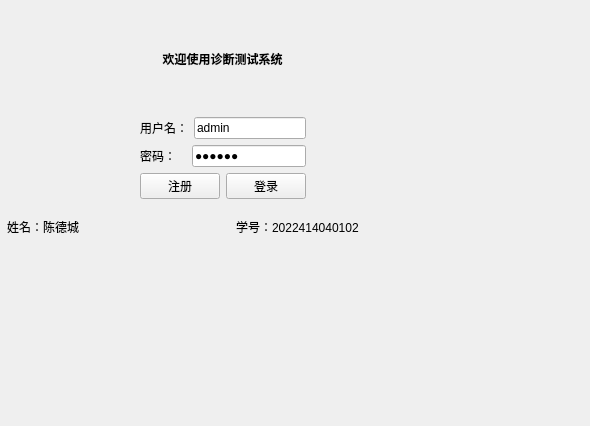
Qt form loginview.ui (zhuguotiao/Lab) before a commit.
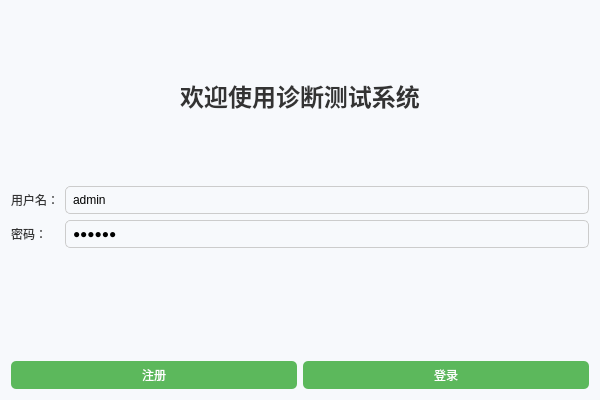
The same form after that commit.

The edit to the form file:
```diff
--- a/loginview.ui
+++ b/loginview.ui
@@ -9,40 +9,45 @@
    <rect>
     <x>0</x>
     <y>0</y>
-    <width>590</width>
-    <height>426</height>
+    <width>600</width>
+    <height>400</height>
    </rect>
   </property>
   <property name="windowTitle">
    <string>登录</string>
   </property>
-  <widget class="QWidget" name="layoutWidget">
-   <property name="geometry">
-    <rect>
-     <x>7</x>
-     <y>7</y>
-     <width>431</width>
-     <height>241</height>
-    </rect>
-   </property>
-   <layout class="QVBoxLayout" name="verticalLayout_2">
-    <item>
-     <spacer name="verticalSpacer_2">
-      <property name="orientation">
-       <enum>Qt::Orientation::Vertical</enum>
-      </property>
-      <property name="sizeHint" stdset="0">
-       <size>
-        <width>20</width>
-        <height>40</height>
-       </size>
-      </property>
-     </spacer>
-    </item>
+  <property name="styleSheet">
+   <string>
+    QWidget {
+        background-color: #f7f9fc;
+        font-family: Arial, sans-serif;
+    }
+    QLabel {
+        color: #333;
+    }
+    QPushButton {
+        background-color: #5cb85c;
+        color: white;
+        border-radius: 5px;
+        padding: 5px;
+    }
+    QPushButton:hover {
+        background-color: #4cae4c;
+    }
+    QLineEdit {
+        border: 1px solid #ccc;
+        border-radius: 5px;
+        padding: 5px;
+    }
+   </string>
+  </property>
+  <layout class="QVBoxLayout" name="mainLayout">
     <item>
      <widget class="QLabel" name="label">
       <property name="font">
        <font>
+       <family>Arial</family>
+       <pointsize>18</pointsize>
         <bold>true</bold>
        </font>
       </property>
@@ -55,88 +60,48 @@
      </widget>
     </item>
     <item>
-     <spacer name="verticalSpacer">
-      <property name="orientation">
-       <enum>Qt::Orientation::Vertical</enum>
-      </property>
-      <property name="sizeHint" stdset="0">
-       <size>
-        <width>20</width>
-        <height>40</height>
-       </size>
-      </property>
-     </spacer>
-    </item>
-    <item>
-     <layout class="QHBoxLayout" name="horizontalLayout_4">
-      <item>
-       <spacer name="horizontalSpacer">
-        <property name="orientation">
-         <enum>Qt::Orientation::Horizontal</enum>
-        </property>
-        <property name="sizeHint" stdset="0">
-         <size>
-          <width>40</width>
-          <height>20</height>
-         </size>
-        </property>
-       </spacer>
-      </item>
-      <item>
-       <layout class="QVBoxLayout" name="verticalLayout">
-        <item>
-         <layout class="QHBoxLayout" name="horizontalLayout">
-          <item>
-           <widget class="QLabel" name="label_2">
+    <layout class="QFormLayout" name="formLayout">
+     <item row="0" column="0">
+      <widget class="QLabel" name="label_username">
             <property name="text">
              <string>用户名：</string>
             </property>
            </widget>
           </item>
-          <item>
+     <item row="0" column="1">
            <widget class="QLineEdit" name="inputUsername">
-            <property name="minimumSize">
-             <size>
-              <width>100</width>
-              <height>20</height>
-             </size>
-            </property>
             <property name="text">
              <string>admin</string>
             </property>
-           </widget>
-          </item>
-         </layout>
-        </item>
-        <item>
-         <layout class="QHBoxLayout" name="horizontalLayout_2">
-          <item>
-           <widget class="QLabel" name="label_3">
+       <property name="placeholderText">
+        <string>请输入用户名</string>
+       </property>
+      </widget>
+     </item>
+     <item row="1" column="0">
+      <widget class="QLabel" name="label_password">
             <property name="text">
-             <string>密码：   </string>
+        <string>密码：</string>
             </property>
            </widget>
           </item>
-          <item>
+     <item row="1" column="1">
            <widget class="QLineEdit" name="inputPasswd">
-            <property name="minimumSize">
-             <size>
-              <width>100</width>
-              <height>20</height>
-             </size>
-            </property>
             <property name="text">
              <string>123456</string>
             </property>
             <property name="echoMode">
              <enum>QLineEdit::EchoMode::Password</enum>
             </property>
+       <property name="placeholderText">
+        <string>请输入密码</string>
+       </property>
            </widget>
           </item>
          </layout>
         </item>
         <item>
-         <layout class="QHBoxLayout" name="horizontalLayout_3">
+    <layout class="QHBoxLayout" name="buttonLayout">
           <item>
            <widget class="QPushButton" name="btSignUp">
             <property name="text">
@@ -154,55 +119,6 @@
          </layout>
         </item>
        </layout>
-      </item>
-      <item>
-       <spacer name="horizontalSpacer_2">
-        <property name="orientation">
-         <enum>Qt::Orientation::Horizontal</enum>
-        </property>
-        <property name="sizeHint" stdset="0">
-         <size>
-          <width>40</width>
-          <height>20</height>
-         </size>
-        </property>
-       </spacer>
-      </item>
-     </layout>
-    </item>
-    <item>
-     <layout class="QHBoxLayout" name="horizontalLayout_5">
-      <item>
-       <widget class="QLabel" name="label_5">
-        <property name="text">
-         <string>姓名：陈德城</string>
-        </property>
-       </widget>
-      </item>
-      <item>
-       <spacer name="verticalSpacer_3">
-        <property name="orientation">
-         <enum>Qt::Orientation::Vertical</enum>
-        </property>
-        <property name="sizeHint" stdset="0">
-         <size>
-          <width>20</width>
-          <height>40</height>
-         </size>
-        </property>
-       </spacer>
-      </item>
-      <item>
-       <widget class="QLabel" name="label_4">
-        <property name="text">
-         <string>学号：2022414040102</string>
-        </property>
-       </widget>
-      </item>
-     </layout>
-    </item>
-   </layout>
-  </widget>
  </widget>
  <resources/>
  <connections/>
```
Lines whose indentation alone changed are shown as unchanged.
